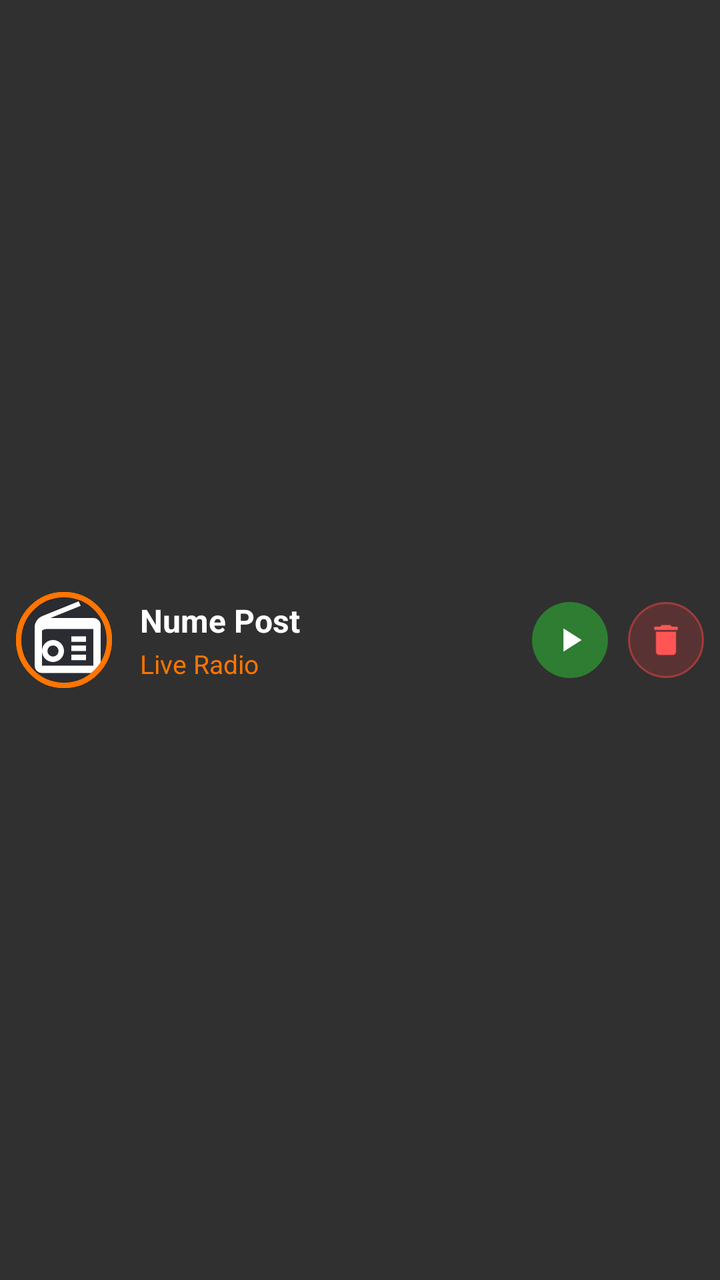
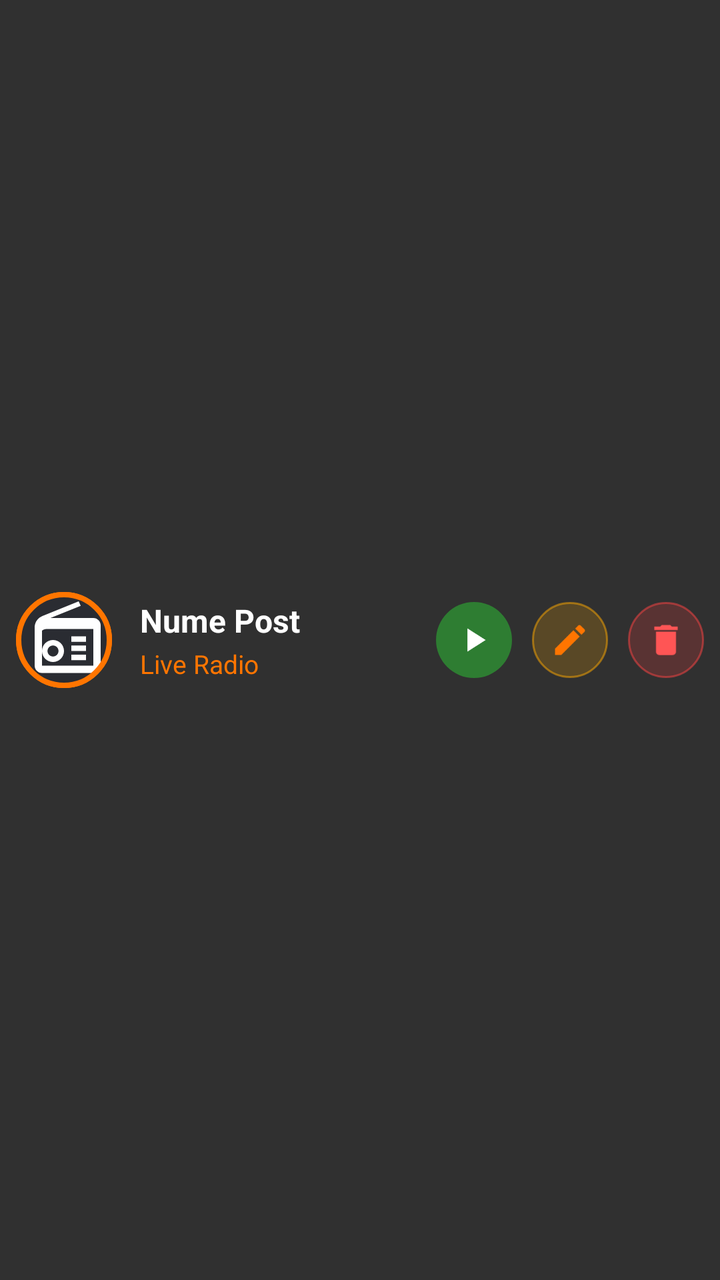

Compare the two renders of this Android layout. The source of the first and the diff that turns it into the second are given below.
<!-- AndroidManifest.xml: application theme Theme.AppCompat.NoActionBar -->
<!-- res/layout/item_radio_station.xml -->
<?xml version="1.0" encoding="utf-8"?>
<LinearLayout xmlns:android="http://schemas.android.com/apk/res/android"
    xmlns:app="http://schemas.android.com/apk/res-auto"
    android:layout_width="match_parent"
    android:layout_height="62dp"
    android:orientation="horizontal"
    android:gravity="center_vertical"
    android:paddingStart="8dp"
    android:paddingEnd="8dp"
    android:paddingTop="6dp"
    android:paddingBottom="6dp"
    android:background="@drawable/bg_favorite_item"
    android:clickable="true"
    android:focusable="true"
    android:focusableInTouchMode="false">

    
    <FrameLayout
        android:id="@+id/radio_logo_frame"
        android:layout_width="48dp"
        android:layout_height="48dp"
        android:background="@drawable/bg_circle_photo"
        android:foreground="@drawable/bg_circle_photo_border"
        android:padding="2dp">

        <ImageView
            android:id="@+id/radio_station_logo"
            android:layout_width="match_parent"
            android:layout_height="match_parent"
            android:scaleType="centerCrop"
            android:src="@drawable/ic_gauge_radio" />
    </FrameLayout>

    
    <LinearLayout
        android:layout_width="0dp"
        android:layout_height="wrap_content"
        android:layout_weight="1"
        android:layout_marginStart="14dp"
        android:orientation="vertical">

        <TextView
            android:id="@+id/radio_station_name"
            android:layout_width="match_parent"
            android:layout_height="wrap_content"
            android:text="Nume Post"
            android:textColor="@color/bmw_white"
            android:textSize="16sp"
            android:textStyle="bold"
            android:singleLine="true"
            android:ellipsize="end" />

        <TextView
            android:id="@+id/radio_station_genre"
            android:layout_width="match_parent"
            android:layout_height="wrap_content"
            android:layout_marginTop="2dp"
            android:text="Live Radio"
            android:textColor="@color/bmw_amber"
            android:textSize="13sp"
            android:singleLine="true" />
    </LinearLayout>

    
    <FrameLayout
        android:layout_width="38dp"
        android:layout_height="38dp"
        android:background="@drawable/bg_call_btn_answer"
        android:clickable="false"
        android:focusable="false">

        <ImageView
            android:id="@+id/radio_station_action_icon"
            android:layout_width="20dp"
            android:layout_height="20dp"
            android:layout_gravity="center"
            android:src="@drawable/ic_media_play" />
    </FrameLayout>

    
    <FrameLayout
        android:id="@+id/btn_delete_station"
        android:layout_width="38dp"
        android:layout_height="38dp"
        android:layout_marginStart="10dp"
        android:background="@drawable/bg_radio_btn_delete"
        android:clickable="true"
        android:focusable="true"
        android:focusableInTouchMode="false">

        <ImageView
            android:layout_width="20dp"
            android:layout_height="20dp"
            android:layout_gravity="center"
            android:src="@drawable/ic_delete"
            app:tint="#FF5555" />
    </FrameLayout>

</LinearLayout>
<!-- resources referenced by this layout -->
<resources>
  <color name="bmw_amber">#FF7500</color>
  <color name="bmw_white">#FFFFFF</color>
  <!-- drawable bg_call_btn_answer (drawable) -->
  <?xml version="1.0" encoding="utf-8"?>
  <ripple xmlns:android="http://schemas.android.com/apk/res/android"
      android:color="#80FFFFFF">
      <item>
          <shape android:shape="rectangle">
              <corners android:radius="32dp" />
              <solid android:color="#2E7D32" />
          </shape>
      </item>
  </ripple>
  <!-- drawable bg_circle_photo (drawable) -->
  <?xml version="1.0" encoding="utf-8"?>
  <shape xmlns:android="http://schemas.android.com/apk/res/android"
      android:shape="oval">
      <solid android:color="#2A2C32" />
      <stroke android:width="2dp" android:color="@color/bmw_amber" />
  </shape>
  <!-- drawable bg_circle_photo_border (drawable) -->
  <?xml version="1.0" encoding="utf-8"?>
  <shape xmlns:android="http://schemas.android.com/apk/res/android"
      android:shape="oval">
      <solid android:color="@android:color/transparent" />
      <stroke android:width="2.5dp" android:color="@color/bmw_amber" />
  </shape>
  <!-- drawable bg_radio_btn_delete (drawable) -->
  <?xml version="1.0" encoding="utf-8"?>
  <ripple xmlns:android="http://schemas.android.com/apk/res/android"
      android:color="#80FFFFFF">
      <item>
          <shape android:shape="rectangle">
              <corners android:radius="19dp" />
              <solid android:color="#33FF4444" />
              <stroke android:width="1dp" android:color="#80FF4444" />
          </shape>
      </item>
  </ripple>
  <!-- drawable ic_delete (drawable) -->
  <vector xmlns:android="http://schemas.android.com/apk/res/android"
      android:width="24dp"
      android:height="24dp"
      android:viewportWidth="24"
      android:viewportHeight="24">
      <path
          android:fillColor="#FF5555"
          android:pathData="M6,19c0,1.1 0.9,2 2,2h8c1.1,0 2,-0.9 2,-2V7H6v12zM19,4h-3.5l-1,-1h-5l-1,1H5v2h14V4z"/>
  </vector>
  <!-- drawable ic_media_play (drawable) -->
  <vector xmlns:android="http://schemas.android.com/apk/res/android"
      android:width="24dp"
      android:height="24dp"
      android:viewportWidth="24"
      android:viewportHeight="24">
      <path
          android:fillColor="@color/bmw_white"
          android:pathData="M8,5v14l11,-7z"/>
  </vector>
  <!-- unchanged entries left out for length: 2 -->
</resources>

<!-- the commit's change to res/layout/item_radio_station.xml (unified diff, before → after) -->
@@ -79,6 +79,25 @@
 
     
     <FrameLayout
+        android:id="@+id/btn_edit_station"
+        android:layout_width="38dp"
+        android:layout_height="38dp"
+        android:layout_marginStart="10dp"
+        android:background="@drawable/bg_radio_btn_edit"
+        android:clickable="true"
+        android:focusable="true"
+        android:focusableInTouchMode="false">
+
+        <ImageView
+            android:layout_width="20dp"
+            android:layout_height="20dp"
+            android:layout_gravity="center"
+            android:src="@drawable/ic_edit"
+            app:tint="@color/bmw_amber" />
+    </FrameLayout>
+
+    
+    <FrameLayout
         android:id="@+id/btn_delete_station"
         android:layout_width="38dp"
         android:layout_height="38dp"
<!-- resource entries referenced after the edit -->
@@ -39,6 +39,18 @@
           </shape>
       </item>
   </ripple>
+  <!-- drawable bg_radio_btn_edit (drawable) -->
+  <?xml version="1.0" encoding="utf-8"?>
+  <ripple xmlns:android="http://schemas.android.com/apk/res/android"
+      android:color="#80FFFFFF">
+      <item>
+          <shape android:shape="rectangle">
+              <corners android:radius="19dp" />
+              <solid android:color="#33FFAA00" />
+              <stroke android:width="1dp" android:color="#80FFAA00" />
+          </shape>
+      </item>
+  </ripple>
   <!-- drawable ic_delete (drawable) -->
   <vector xmlns:android="http://schemas.android.com/apk/res/android"
       android:width="24dp"
@@ -48,6 +60,16 @@
       <path
           android:fillColor="#FF5555"
           android:pathData="M6,19c0,1.1 0.9,2 2,2h8c1.1,0 2,-0.9 2,-2V7H6v12zM19,4h-3.5l-1,-1h-5l-1,1H5v2h14V4z"/>
+  </vector>
+  <!-- drawable ic_edit (drawable) -->
+  <vector xmlns:android="http://schemas.android.com/apk/res/android"
+      android:width="24dp"
+      android:height="24dp"
+      android:viewportWidth="24"
+      android:viewportHeight="24">
+      <path
+          android:fillColor="#FFAA00"
+          android:pathData="M3,17.25V21h3.75L17.81,9.94l-3.75,-3.75L3,17.25zM20.71,7.04c0.39,-0.39 0.39,-1.02 0,-1.41l-2.34,-2.34c-0.39,-0.39 -1.02,-0.39 -1.41,0l-1.83,1.83 3.75,3.75 1.83,-1.83z"/>
   </vector>
   <!-- drawable ic_media_play (drawable) -->
   <vector xmlns:android="http://schemas.android.com/apk/res/android"
